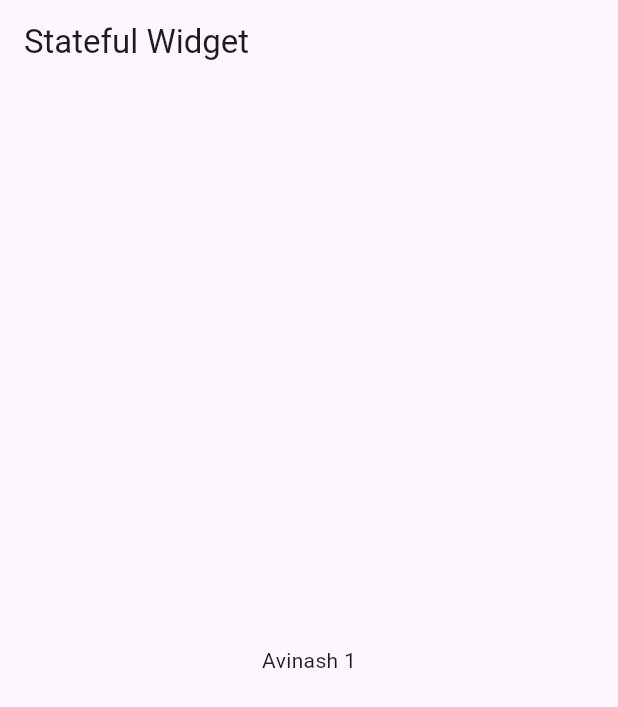
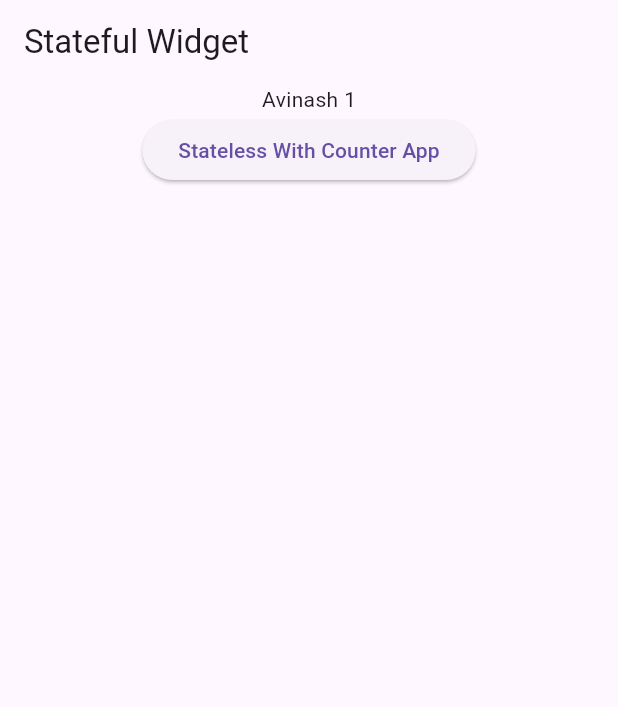
Before and after one commit to Avinash174/Riverpod-Try, a Flutter app: the screen it shows after launch, on a phone screen of 412 x 824 dp. Shown: the top 707 px of the screen. Run offline on Flutter 3.47's test engine with Material 3 defaults, Android fonts, the light colour scheme and no system bars; our stand-ins replace flutter_riverpod.

Commit message:
new changes

```diff
--- a/lib/homescreen.dart
+++ b/lib/homescreen.dart
@@ -1,5 +1,8 @@
 import 'package:flutter/material.dart';
 import 'package:flutter_riverpod/flutter_riverpod.dart';
+import 'package:riverpod_try/stateless.dart';
+
+// we can't change his state
 
 final hello = Provider<String>((ref) {
   return "Avinash";
@@ -25,10 +28,32 @@ class _HomeScreenState extends ConsumerState<HomeScreen> {
     final myName = ref.watch(hello);
     return Scaffold(
       appBar: AppBar(
-        title: Text('Stateful Widget'),
+        title: const Text('Stateful Widget'),
       ),
       body: Center(
-        child: Text(myName + " " + age1.toString()),
+        child: Column(
+          children: [
+            Text(
+              myName + " " + age1.toString(),
+            ),
+            Column(
+              children: [
+                ElevatedButton(
+                    onPressed: () {
+                      Navigator.push(
+                        context,
+                        MaterialPageRoute(
+                          builder: (context) => const CounterWithStateless(),
+                        ),
+                      );
+                    },
+                    child: const Text(
+                      'Stateless With Counter App',
+                    ))
+              ],
+            )
+          ],
+        ),
       ),
     );
   }
```
Also changed, not shown: lib/stateless.dart (added, +50 -0 lines).
